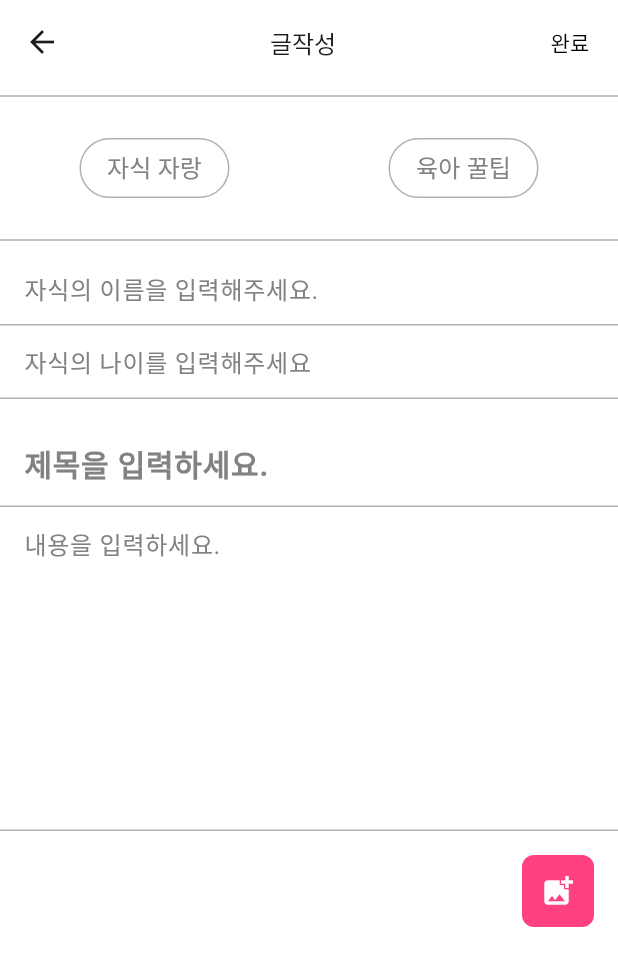
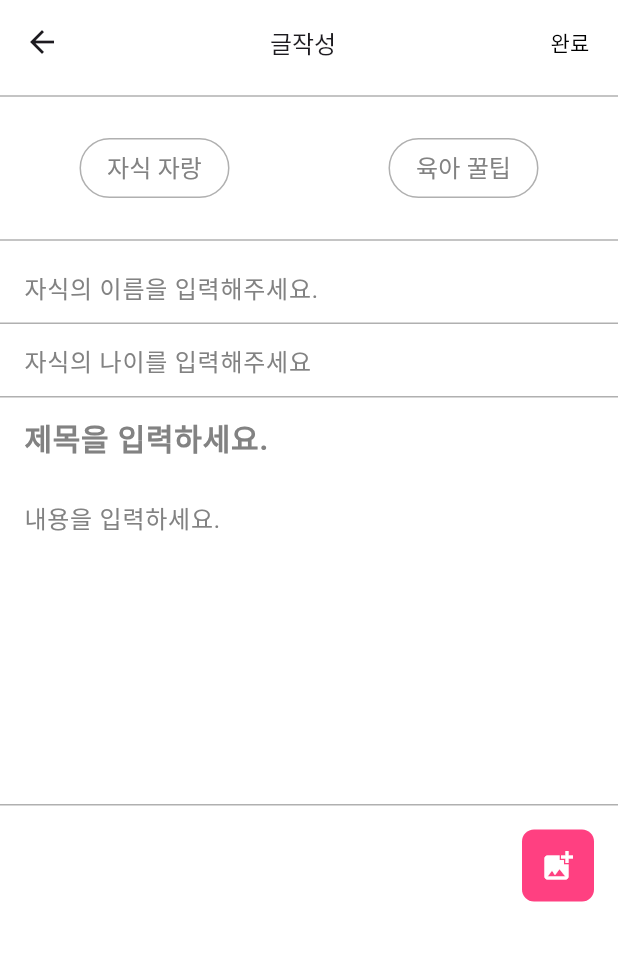
Before and after one commit to TUK-PETSTORY/flutter, a Flutter app: the PostEdit screen opened directly, on a phone screen of 412 x 824 dp. Shown: the top 966 px of the screen. Run offline on Flutter 3.47's test engine with Material 3 defaults, Android fonts, the phone set to English and light mode, and no system bars; our stand-ins replace get, image_picker, permission_handler; network calls fail; Roboto replaces fonts that are missing (MainFont).

Commit message:
[publishing] 제목입력 아래 줄 삭제

```diff
--- a/lib/src/screens/postedit.dart
+++ b/lib/src/screens/postedit.dart
@@ -89,19 +89,25 @@ class _PostEditState extends State<PostEdit> {
     bool isTitle = false,
     int minLines = 1,
     int maxLines = 1,
+    EdgeInsetsGeometry contentPadding =
+        const EdgeInsets.symmetric(vertical: 12.0, horizontal: 16.0),
   }) {
     return TextFormField(
       decoration: InputDecoration(
         hintText: hintText,
         hintStyle: style,
-        contentPadding: EdgeInsets.symmetric(vertical: 12.0, horizontal: 16.0),
+        contentPadding: contentPadding,
         border: UnderlineInputBorder(
           borderSide: BorderSide(color: Color(0xFFB0B0B0)),
         ),
-        focusedBorder: UnderlineInputBorder(
+        focusedBorder: isTitle
+            ? InputBorder.none
+            : UnderlineInputBorder(
                 borderSide: BorderSide(color: Color(0xFFB0B0B0)),
               ),
-        enabledBorder: UnderlineInputBorder(
+        enabledBorder: isTitle
+            ? InputBorder.none
+            : UnderlineInputBorder(
                 borderSide: BorderSide(color: Color(0xFFB0B0B0)),
               ),
       ),
@@ -166,6 +172,8 @@ class _PostEditState extends State<PostEdit> {
               hintText: '자식의 이름을 입력해주세요.',
               onChanged: (value) => setState(() => _childName = value),
               style: _textStyle,
+              contentPadding:
+                  EdgeInsets.symmetric(vertical: 0.0, horizontal: 16.0),
             ),
             _buildTextFormField(
               hintText: '자식의 나이를 입력해주세요',
@@ -173,12 +181,13 @@ class _PostEditState extends State<PostEdit> {
               keyboardType: TextInputType.number,
               style: _textStyle,
             ),
-            SizedBox(height: 16),
             _buildTextFormField(
               hintText: '제목을 입력하세요.',
               onChanged: (value) => setState(() => _title = value),
               style: _titleTextStyle,
               isTitle: true,
+              contentPadding:
+                  EdgeInsets.symmetric(vertical: 12.0, horizontal: 16.0),
             ),
             _buildTextFormField(
               hintText: '내용을 입력하세요.',
@@ -186,7 +195,8 @@ class _PostEditState extends State<PostEdit> {
               style: _textStyle,
               minLines: 8,
               maxLines: 1000,
-                keyboardType: TextInputType.multiline),
+              keyboardType: TextInputType.multiline,
+            ),
             SizedBox(height: 16),
             Padding(
               padding: const EdgeInsets.symmetric(horizontal: 16.0),
```
Lines whose indentation alone changed are shown as unchanged.
